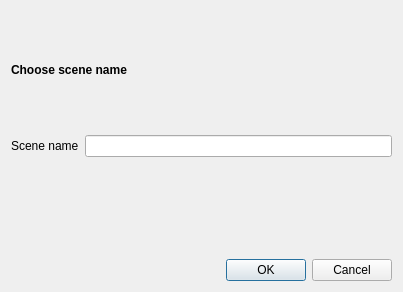
Old version of the form createscenedialog.ui in the repository xciollax/VSEL.
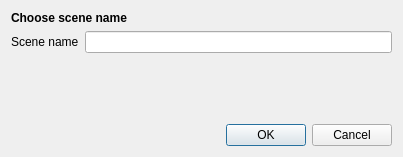
New version of the form.

```diff
--- a/createscenedialog.ui
+++ b/createscenedialog.ui
@@ -7,7 +7,7 @@
     <x>0</x>
     <y>0</y>
     <width>403</width>
-    <height>292</height>
+    <height>157</height>
    </rect>
   </property>
   <property name="windowTitle">
@@ -25,6 +25,12 @@
      </item>
      <item>
       <layout class="QFormLayout" name="formLayout">
+       <property name="labelAlignment">
+        <set>Qt::AlignLeading|Qt::AlignLeft|Qt::AlignVCenter</set>
+       </property>
+       <property name="formAlignment">
+        <set>Qt::AlignLeading|Qt::AlignLeft|Qt::AlignTop</set>
+       </property>
        <item row="0" column="0">
         <widget class="QLabel" name="label_2">
          <property name="text">
@@ -39,6 +45,19 @@
          </property>
         </widget>
        </item>
+       <item row="1" column="0">
+        <spacer name="verticalSpacer">
+         <property name="orientation">
+          <enum>Qt::Vertical</enum>
+         </property>
+         <property name="sizeHint" stdset="0">
+          <size>
+           <width>20</width>
+           <height>40</height>
+          </size>
+         </property>
+        </spacer>
+       </item>
       </layout>
      </item>
      <item>
```
